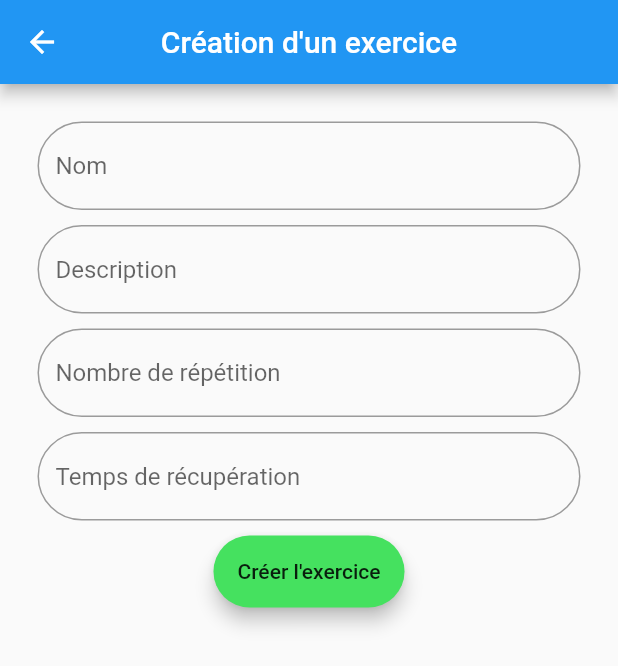
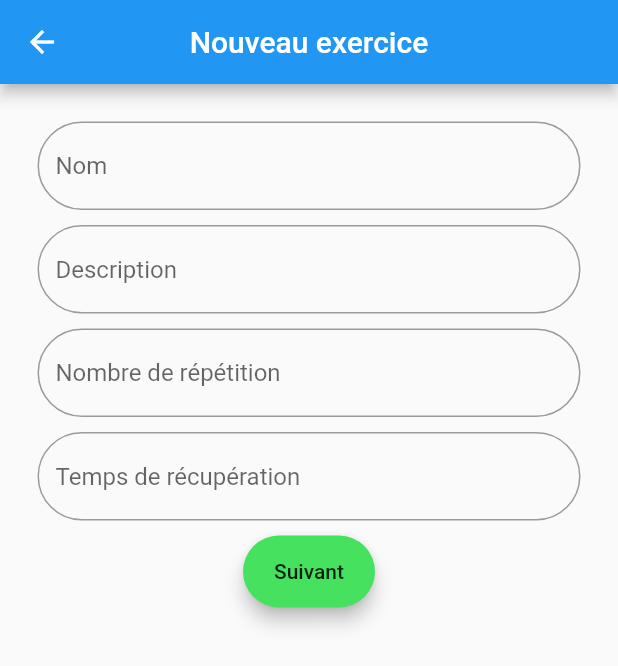
Before and after one commit to Dopidot/software-pro, a Flutter app: the FormCreateExercise screen opened directly, on a phone screen of 412 x 824 dp. Shown: the top 666 px of the screen. Run offline on Flutter 3.47's test engine with Material 2 defaults, Android fonts, the light colour scheme and no system bars; missing offline and left inert: flutter_sparkline.

Commit message:
maj exercipe page

```diff
--- a/Mobile/fitisly_admin/lib/screen/ExcerciseScreen/FormCreateExercise.dart
+++ b/Mobile/fitisly_admin/lib/screen/ExcerciseScreen/FormCreateExercise.dart
@@ -62,7 +62,7 @@ class CreateExercise extends State<FormCreateExercise>{
   Widget build(BuildContext context) {
     return Scaffold(
       appBar: AppBar(
-        title: Text("Création d'un exercice"),
+        title: Text("Nouveau exercice"),
         centerTitle: true,
       ),
       body: Container(
@@ -156,7 +156,7 @@ class CreateExercise extends State<FormCreateExercise>{
 
         child: MaterialButton(
             onPressed: _validateInput,
-          child: Text("Créer l'exercice"),
+          child: Text("Suivant"),
         )
     );
 
@@ -190,17 +190,13 @@ class CreateExercise extends State<FormCreateExercise>{
   }
 
 
-
   void _validateInput() {
     if ( _formKey.currentState.validate()) {
       _formKey.currentState.save();
       Navigator.push(context, MaterialPageRoute(builder: (BuildContext context) {
         return createExerciseStateless();
-      }
-    )
+      })
       );
-
-
 
      print("Créé");
     } else {
--- a/Mobile/fitisly_admin/lib/screen/LoginScreen.dart
+++ b/Mobile/fitisly_admin/lib/screen/LoginScreen.dart
@@ -23,7 +23,6 @@ class LoginScreenForm extends State<LoginScreen> {
   void initState() {
     // TODO: implement initState
     super.initState();
-
     _pw = "";
     _email = "";
   }
@@ -40,14 +39,21 @@ class LoginScreenForm extends State<LoginScreen> {
         child: Form(
             key: _formKey,
             autovalidate: _autoValidate,
-            child: buildForm()
-
-        ),
+            child: buildForm()),
       ),
     );
   }
 
   Widget buildForm(){
+
+
+    final titleField = TextField(
+
+    );
+
+
+
+
     final emailField = TextFormField(
         onSaved: (String val){
           _email = val ;
@@ -82,11 +88,9 @@ class LoginScreenForm extends State<LoginScreen> {
           //padding: EdgeInsets.fromLTRB(20.0, 15.0, 20.0, 15.0),
 
             onPressed: _validateInput,
-            child: Text("Login",
-              textAlign: TextAlign.center,
-
-
-            )
+            child:
+            Text("Login",
+              textAlign: TextAlign.center)
         )
     );
     return Center(
@@ -155,6 +159,7 @@ String validateEmail(String value) {
     return null;
   }
 }
+
 String validatePw(String value){
   if(value.isEmpty){
     return "Attention votre champs mot de passe est vide";
```
